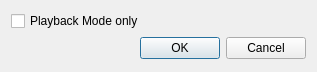
falkTX/Cadence, file resources/ui/cadence_tb_pa.ui: the form before one commit.
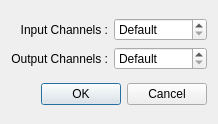
The form after the commit.

Commit message: gives 2 spinboxs in pulseaudio jack settings dialog to choose number of channels, and all to make it works

Patch:
```diff
--- a/resources/ui/cadence_tb_pa.ui
+++ b/resources/ui/cadence_tb_pa.ui
@@ -6,8 +6,8 @@
    <rect>
     <x>0</x>
     <y>0</y>
-    <width>317</width>
-    <height>72</height>
+    <width>218</width>
+    <height>124</height>
    </rect>
   </property>
   <property name="windowTitle">
@@ -15,11 +15,60 @@
   </property>
   <layout class="QVBoxLayout" name="verticalLayout">
    <item>
-    <widget class="QCheckBox" name="cb_playback_only">
-     <property name="text">
-      <string>Playback Mode only</string>
-     </property>
-    </widget>
+    <layout class="QGridLayout" name="gridLayout">
+     <item row="0" column="0">
+      <widget class="QLabel" name="labelPulseInputs">
+       <property name="text">
+        <string>Input Channels :</string>
+       </property>
+       <property name="alignment">
+        <set>Qt::AlignRight|Qt::AlignTrailing|Qt::AlignVCenter</set>
+       </property>
+      </widget>
+     </item>
+     <item row="1" column="0">
+      <widget class="QLabel" name="labelPulseOutputs">
+       <property name="text">
+        <string>Output Channels :</string>
+       </property>
+       <property name="alignment">
+        <set>Qt::AlignRight|Qt::AlignTrailing|Qt::AlignVCenter</set>
+       </property>
+      </widget>
+     </item>
+     <item row="0" column="1">
+      <widget class="QSpinBox" name="spinBoxPulseInputs">
+       <property name="specialValueText">
+        <string>Default</string>
+       </property>
+       <property name="minimum">
+        <number>-1</number>
+       </property>
+       <property name="maximum">
+        <number>10</number>
+       </property>
+       <property name="value">
+        <number>-1</number>
+       </property>
+      </widget>
+     </item>
+     <item row="1" column="1">
+      <widget class="QSpinBox" name="spinBoxPulseOutputs">
+       <property name="specialValueText">
+        <string>Default</string>
+       </property>
+       <property name="minimum">
+        <number>-1</number>
+       </property>
+       <property name="maximum">
+        <number>10</number>
+       </property>
+       <property name="value">
+        <number>-1</number>
+       </property>
+      </widget>
+     </item>
+    </layout>
    </item>
    <item>
     <widget class="QDialogButtonBox" name="buttonBox">
```
The commit also changes 2 other files.
